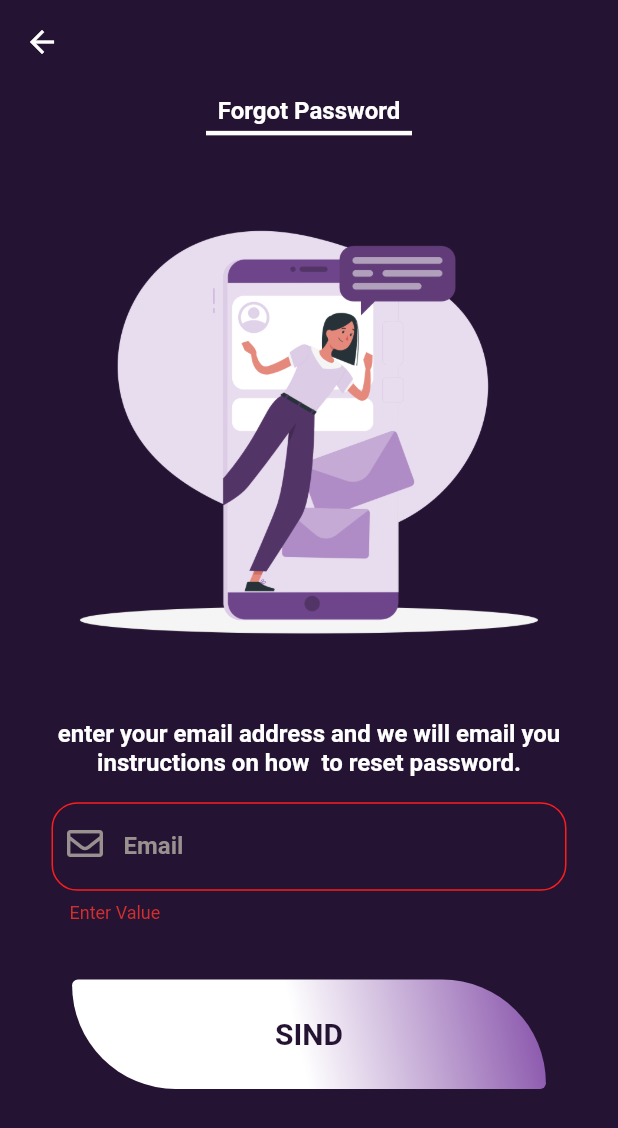
After one commit to o5amaa/APP_PET, a Flutter app: the PageForgot screen opened by its route, after a tap on "SIND", on a phone screen of 412 x 824 dp. The commit adds this screen. Shown: the top 1128 px of the screen. Run offline on Flutter 3.47's test engine with Material 2 defaults, Android fonts, the phone set to English and light mode, and no system bars; our stand-ins replace firebase_auth, firebase_core, flutter_screenutil, flutter_spinkit, font_awesome_flutter, get and 3 more; accounts and stored records are empty.

Commit message:
third Commit- Add Sign in, forgot,log out.

```diff
--- a/lib/Helper/Binding/clinic_profile_binding.dart
+++ b/lib/Helper/Binding/clinic_profile_binding.dart
@@ -1,3 +1,4 @@
+import 'package:flutter_pet/Package/Screens/Auth/core/auth_control.dart';
 import 'package:flutter_pet/Package/Screens/Profile_Clinic/core/clinic_profile_controller.dart';
 import 'package:get/get.dart';
 
@@ -5,5 +6,7 @@ class ClinicProfileBinding extends Bindings {
   @override
   void dependencies() {
     Get.put<ClinicProfileController>(ClinicProfileController());
+    // *
+    Get.put<AuthControl>(AuthControl());
   }
 }
--- /dev/null
+++ b/lib/Helper/Binding/forgot_binding.dart
@@ -0,0 +1,9 @@
+import 'package:flutter_pet/Package/Screens/Auth/core/forgot_controller.dart';
+import 'package:get/get.dart';
+
+class ForgorBinding extends Bindings {
+  @override
+  void dependencies() {
+    Get.put<ForgotController>(ForgotController());
+  }
+}
--- a/lib/Helper/Utils/path_images.dart
+++ b/lib/Helper/Utils/path_images.dart
@@ -1,3 +1,4 @@
 class PathImage {
   static const String imgProfile = 'assets/images/profile.jpg';
+  static const String imgForgot = 'assets/images/forget.png';
 }
--- /dev/null
+++ b/lib/Package/Screens/Auth/core/forgot_controller.dart
@@ -0,0 +1,71 @@
+import 'package:firebase_auth/firebase_auth.dart';
+import 'dart:io';
+import 'package:flutter/material.dart';
+import 'package:get/get_state_manager/src/simple/get_controllers.dart';
+import 'package:get/get.dart';
+
+class ForgotController extends GetxController {
+  final String title = 'Forget Password';
+  // *
+  GlobalKey<FormState> keyForm = GlobalKey<FormState>();
+  Rx email = ''.obs;
+  TextEditingController? emailController;
+
+  // ^
+  FirebaseAuth firebaseAuth = FirebaseAuth.instance;
+
+  Rx isLodeng = false.obs, setMessage = ''.obs;
+
+  @override
+  void onInit() {
+    super.onInit();
+    isLodeng(false);
+    emailController = TextEditingController();
+  }
+
+  @override
+  void onClose() {
+    super.onClose();
+    isLodeng(false);
+    emailController?.dispose();
+  }
+
+  // * **** chack *****
+  void chackInput() async {
+    if (!keyForm.currentState!.validate()) {
+      return;
+    }
+    keyForm.currentState!.save();
+    debugPrint("Click btn Forgot PASS!");
+    bool _result = await resetPassword(email: email.value.toString());
+    if (_result) {
+      debugPrint('******************************');
+      Get.back();
+    } else {
+      Get.snackbar('Error', '$setMessage');
+    }
+  }
+
+  // && *********** Forgot ***********
+  Future<bool> resetPassword({required String email}) async {
+    try {
+      isLodeng(true);
+      await firebaseAuth.sendPasswordResetEmail(email: email);
+      isLodeng(false);
+      return true;
+    } on StdinException {
+      isLodeng(false);
+      setMessage.value = 'No internit,please connect to internit.';
+      return false;
+    } on FirebaseAuthException catch (error) {
+      isLodeng(false);
+      setMessage.value = error.message ?? '';
+      return false;
+    } catch (e) {
+      isLodeng(false);
+      debugPrint('$e');
+      setMessage.value = '$e';
+      return false;
+    }
+  }
+}
--- a/lib/Package/Screens/Auth/core/sign_up_controller.dart
+++ b/lib/Package/Screens/Auth/core/sign_up_controller.dart
@@ -64,8 +64,8 @@ class SignUpController extends GetxController {
         email: dataRegister[KeyFirebase.email],
         password: dataRegister[KeyFirebase.pass]);
     if (_user != null) {
-      // Get.toNamed(PageClinicProfile.id);
-      Get.snackbar('INFO', 'ok');
+      Get.offAllNamed(PageClinicProfile.id);
+      // Get.snackbar('INFO', 'ok');
     } else {
       Get.snackbar('Error', '$setMessage');
     }
--- /dev/null
+++ b/lib/Package/Screens/Auth/view/page_forgot.dart
@@ -0,0 +1,123 @@
+import 'package:flutter/material.dart';
+import 'package:flutter_pet/Helper/Theme/app_colors.dart';
+import 'package:flutter_pet/Helper/Utils/path_icons.dart';
+import 'package:flutter_pet/Helper/Utils/path_images.dart';
+import 'package:flutter_pet/Package/Components/Btn/custom_btn.dart';
+import 'package:flutter_pet/Package/Components/Loading/app_loading.dart';
+import 'package:flutter_pet/Package/Components/Loading/enum_loading.dart';
+import 'package:flutter_pet/Package/Components/Text_Filed/simple_filed.dart';
+import 'package:flutter_pet/Package/Screens/Auth/core/forgot_controller.dart';
+import 'package:flutter_pet/Services/Themes/theme_status.dart';
+import 'package:flutter_pet/Services/Validators/app_validators.dart';
+import 'package:flutter_screenutil/flutter_screenutil.dart';
+import 'package:get/get.dart';
+
+class PageForgot extends StatelessWidget {
+  static const String id = '/PageForgot';
+  const PageForgot({Key? key}) : super(key: key);
+
+  static final ForgotController _forgotController =
+      Get.find<ForgotController>();
+
+  @override
+  Widget build(BuildContext context) {
+    Size _size = MediaQuery.of(context).size;
+    return Scaffold(
+      appBar: AppBar(
+        iconTheme: IconThemeData(color: AppColors.whiteColor),
+      ),
+      body: SingleChildScrollView(
+        child: Column(
+          children: [
+            SizedBox(height: 10.h),
+            Text(
+              'Forgot Password',
+              style: AppTheme.h16(context: context),
+            ),
+            Divider(
+              color: AppColors.whiteColor,
+              height: 12.h,
+              thickness: 3,
+              endIndent: 120.w,
+              indent: 120.w,
+            ),
+            Container(
+              margin: EdgeInsets.symmetric(horizontal: 8.w),
+              // color: AppColors.whiteColor,//
+              width: _size.width.w,
+              height: _size.height.w * .4,
+              decoration: const BoxDecoration(
+                image: DecorationImage(
+                  image: AssetImage(PathImage.imgForgot),
+                  fit: BoxFit.cover,
+                ),
+                // borderRadius: BorderRadius.all(Radius.circular(14.r)),
+              ),
+            ),
+            SizedBox(height: 10.h),
+            Text(
+              'enter your email address and we will email you instructions on how  to reset password. ',
+              style: AppTheme.h16(context: context),
+              textAlign: TextAlign.center,
+            ),
+            SizedBox(height: 20.h),
+            Container(
+              margin: EdgeInsets.symmetric(horizontal: 30.w),
+              child: Form(
+                key: _forgotController.keyForm,
+                autovalidateMode: AutovalidateMode.onUserInteraction,
+                child: Column(
+                  children: [
+                    SimpleFiled(
+                      hint: 'Email',
+                      style: AppTheme.h16(context: context)?.copyWith(
+                          color: AppTheme.getTheme(context: context)
+                              ? AppColors.movcolorLight
+                              : AppColors.whiteColor),
+                      pIcon: Padding(
+                        padding: EdgeInsets.all(12.h),
+                        child: PathIcons.emailIcon,
+                      ),
+                      keybordType: TextInputType.emailAddress,
+                      onValidator: (value) {
+                        debugPrint('onValidator :' + value.toString());
+                        return AppValidators.isEmail(value);
+                      },
+                      onSaved: (value) =>
+                          _forgotController.email.value = value!,
+                    ),
+                    const SizedBox(height: 20),
+                    Obx(
+                      () => Container(
+                        margin: EdgeInsets.symmetric(
+                            horizontal: 10.w, vertical: 20.h),
+                        child: _forgotController.isLodeng.value
+                            ? const AppLoading(type: ChooseLoading.BUTTON)
+                            : CustomBtn(
+                                sizeHeight: 85.h,
+                                btnText: 'SIND',
+                                textStyle: AppTheme.h20(context: context)
+                                    ?.copyWith(color: AppColors.movBackGround),
+                                // backColor: AppColors.btnColorBottom,
+                                backColor: [
+                                  AppColors.whiteColor,
+                                  AppColors.movLight
+                                ],
+                                onTap: () {
+                                  debugPrint('SEND');
+                                  _forgotController.chackInput();
+                                },
+                              ),
+                      ),
+                    ),
+                  ],
+                ),
+              ),
+            ),
+            SizedBox(height: 25.h),
+          ],
+        ),
+      ),
+    );
+  }
+}
--- a/lib/Package/Screens/Auth/view/page_sign_in.dart
+++ b/lib/Package/Screens/Auth/view/page_sign_in.dart
@@ -1,10 +1,15 @@
 import 'package:flutter/material.dart';
 import 'package:flutter_pet/Helper/Theme/app_colors.dart';
+import 'package:flutter_pet/Helper/Utils/key_firebase.dart';
 import 'package:flutter_pet/Helper/Utils/path_icons.dart';
 import 'package:flutter_pet/Package/Components/Btn/custom_btn.dart';
+import 'package:flutter_pet/Package/Components/Loading/app_loading.dart';
+import 'package:flutter_pet/Package/Components/Loading/enum_loading.dart';
 import 'package:flutter_pet/Package/Components/Text/rich_text.dart';
 import 'package:flutter_pet/Package/Components/Text_Filed/simple_filed.dart';
 import 'package:flutter_pet/Package/Screens/Auth/core/sign_in_controller.dart';
+import 'package:flutter_pet/Package/Screens/Auth/view/page_forgot.dart';
+import 'package:flutter_pet/Package/Screens/Auth/view/page_sign_up.dart';
 import 'package:flutter_pet/Package/Screens/Auth/widget/hider_sign_in.dart';
 import 'package:flutter_pet/Services/Themes/theme_status.dart';
 import 'package:flutter_pet/Services/Validators/app_validators.dart';
@@ -63,7 +68,8 @@ class PageSignIn extends StatelessWidget {
                             debugPrint('onValidator :' + value.toString());
                             return AppValidators.isEmail(value);
                           },
-                          // onSaved: (value) => controller.type.value = value!,
+                          onSaved: (value) => _signInController.dataLogin
+                              .addAll({KeyFirebase.email: value}),
                         ),
                         SizedBox(height: 25.h),
                         SimpleFiled(
@@ -84,8 +90,8 @@ class PageSignIn extends StatelessWidget {
                           onSIcon: () => _signInController.viewPass(),
                           onValidator: (value) => AppValidators.isPass(value),
                           // onController: controller.password.value,
-                          // onSaved: (value) =>
-                          //     controller.password.value = value!,
+                          onSaved: (value) => _signInController.dataLogin
+                              .addAll({KeyFirebase.pass: value}),
                         ),
                         SizedBox(height: 10.h),
                       ],
@@ -96,9 +102,12 @@ class PageSignIn extends StatelessWidget {
                 Container(
                   alignment: Alignment.centerRight,
                   child: TextButton(
-                    onPressed: () {},
+                    onPressed: () {
+                      debugPrint('Cilick Forgot PASS');
+                      Get.toNamed(PageForgot.id);
+                    },
                     child: Text(
-                      "Forget Passwored?",
+                      "Forgot Passwored?",
                       style: AppTheme.b1(context: context)?.copyWith(
                         decoration: TextDecoration.underline,
                         color: !AppTheme.getTheme(context: context)
@@ -108,28 +117,38 @@ class PageSignIn extends StatelessWidget {
                     ),
                   ),
                 ),
-                Container(
+
+                // * *** BTN Login ***
+                Obx(
+                  () => Container(
                     margin:
                         EdgeInsets.symmetric(horizontal: 10.w, vertical: 20.h),
-                  child: CustomBtn(
+                    child: _signInController.isLodeng.value
+                        ? const AppLoading(type: ChooseLoading.BUTTON)
+                        : CustomBtn(
                             sizeHeight: 85.h,
                             btnText: 'Sign Up',
                             textStyle: AppTheme.h20(context: context)
                                 ?.copyWith(color: AppColors.whiteColor),
                             // backColor: AppColors.btnColorBottom,
-                    backColor: [AppColors.movcolorLight, AppColors.whiteColor],
+                            backColor: [
+                              AppColors.movcolorLight,
+                              AppColors.whiteColor
+                            ],
                             onTap: () {
                               debugPrint('Sign Up');
                               _signInController.chackInput();
                             },
                           ),
                   ),
+                ),
+
                 //
                 // * Footer ..
                 RichTextAuth(
                   fWord: 'Dont Hanv an Account? ',
                   sWord: 'Register',
-                  onTap: () => Get.back(),
+                  onTap: () => Get.toNamed(PageSignUp.id),
                 ),
               ],
             ),
--- a/lib/Package/Screens/Auth/widget/hider_sign_up.dart
+++ b/lib/Package/Screens/Auth/widget/hider_sign_up.dart
@@ -26,7 +26,7 @@ class HiderSignUpWidget extends StatelessWidget {
           backColor: AppColors.btnWithoutColor,
           onTap: () {
             // Get.toNamed(PageSignIn.id);
-            Get.toNamed(PageSignIn.id);
+            Get.back();
           },
         ),
         // const SizedBox(width: 20),
--- a/lib/Router/app_router.dart
+++ b/lib/Router/app_router.dart
@@ -1,9 +1,13 @@
 import 'package:flutter_pet/Helper/Binding/clinic_profile_binding.dart';
+import 'package:flutter_pet/Helper/Binding/forgot_binding.dart';
 import 'package:flutter_pet/Helper/Binding/sign_in_binding.dart';
 import 'package:flutter_pet/Helper/Binding/sign_up_binding.dart';
 import 'package:flutter_pet/Helper/Binding/test_binding.dart';
+import 'package:flutter_pet/Helper/Binding/wrapper_binding.dart';
+import 'package:flutter_pet/Package/Screens/Auth/view/page_forgot.dart';
 import 'package:flutter_pet/Package/Screens/Auth/view/page_sign_in.dart';
 import 'package:flutter_pet/Package/Screens/Auth/view/page_sign_up.dart';
+import 'package:flutter_pet/Package/Screens/Auth/view/wrapper.dart';
 import 'package:flutter_pet/Package/Screens/Profile_Clinic/view/page_clinic_profile.dart';
 import 'package:flutter_pet/Package/Screens/Test/view/page_test.dart';
 import 'package:get/get.dart';
@@ -30,5 +34,15 @@ class AppRouters {
       page: () => const PageClinicProfile(),
       binding: ClinicProfileBinding(),
     ),
+    GetPage(
+      name: PageForgot.id,
+      page: () => const PageForgot(),
+      binding: ForgorBinding(),
+    ),
+    GetPage(
+      name: Wrapper.id,
+      page: () => const Wrapper(),
+      binding: WrapperBinding(),
+    ),
   ];
 }
```
Also changed, not shown: lib/Helper/Binding/wrapper_binding.dart (added, +18 -0 lines), lib/Package/Screens/Auth/core/auth_control.dart (added, +18 -0 lines), lib/Package/Screens/Auth/core/sign_in_controller.dart (+46 -5 lines), lib/Package/Screens/Auth/view/page_sign_up.dart (+5 -3 lines), lib/Package/Screens/Auth/view/wrapper.dart (added, +33 -0 lines), lib/Package/Screens/Auth/widget/hider_sign_in.dart (+3 -4 lines), lib/Package/Screens/Profile_Clinic/view/page_clinic_profile.dart (+23 -0 lines), assets/images/forget.png (added), 1 other file. Lines whose indentation alone changed are shown as unchanged.
